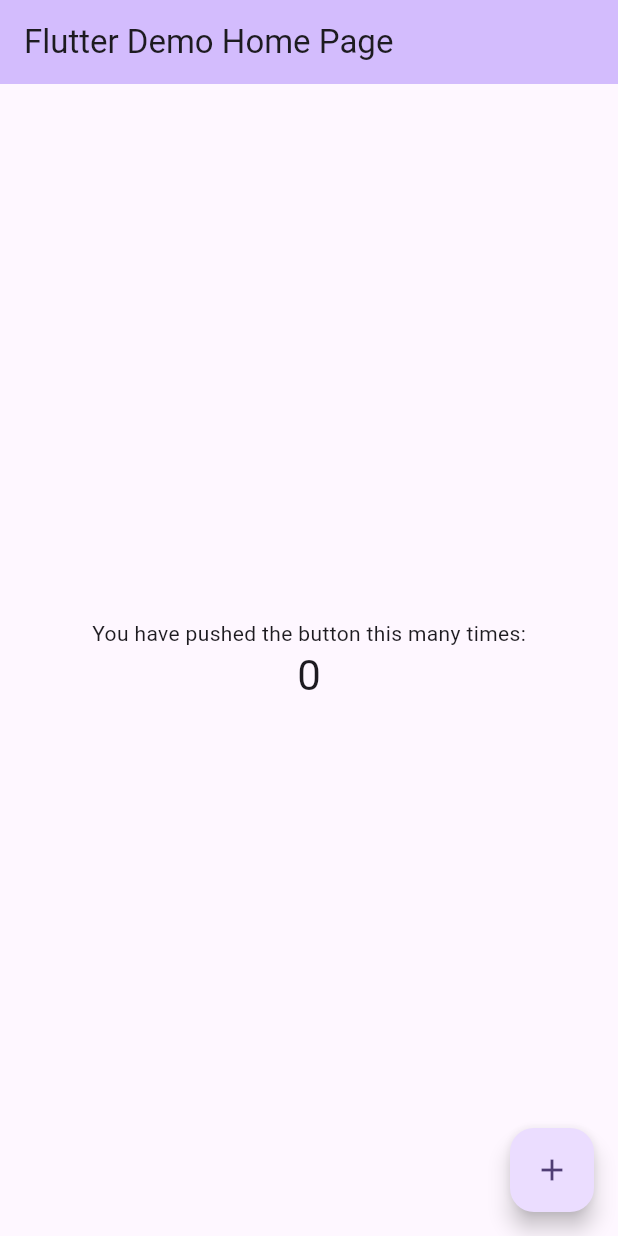
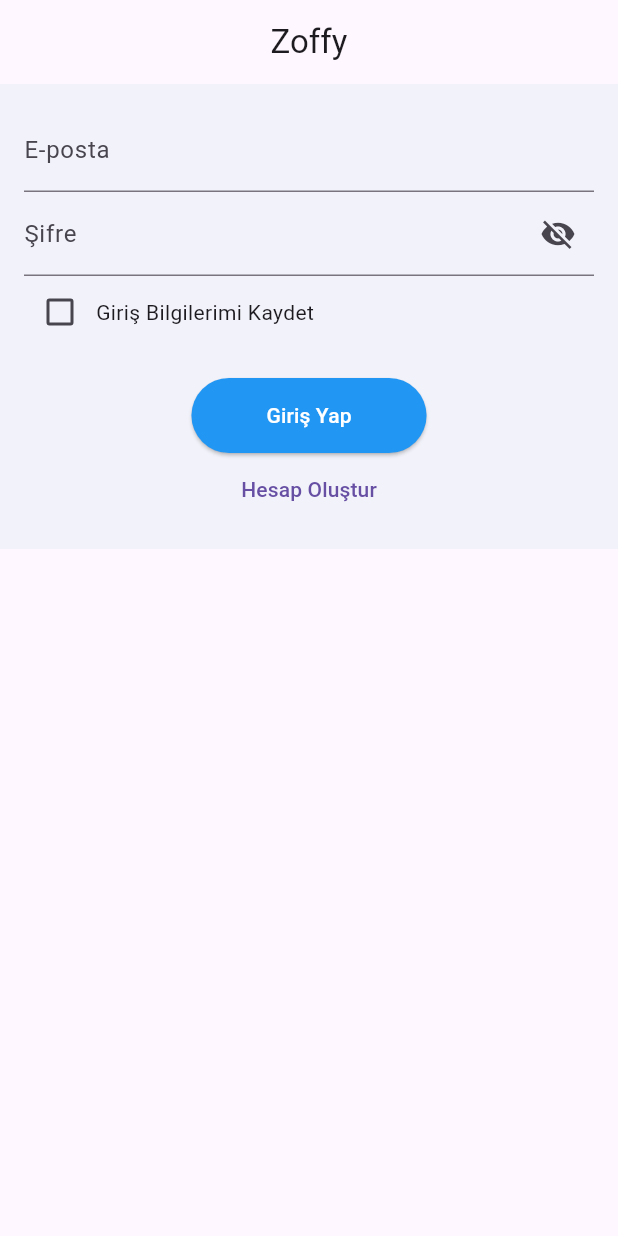
Before and after one commit to YunusBilcan/zoffy, a Flutter app: the screen it shows after launch, on a phone screen of 412 x 824 dp. Run offline on Flutter 3.47's test engine with Material 3 defaults, Android fonts, the phone set to English and light mode, and no system bars.

Commit message:
Mobile App Login Screen UI

```diff
--- a/mobile/lib/main.dart
+++ b/mobile/lib/main.dart
@@ -1,125 +1,23 @@
+// main.dart
 import 'package:flutter/material.dart';
+import 'screens/login_screen.dart';
 
 void main() {
-  runApp(const MyApp());
+  runApp(MyApp());
 }
 
 class MyApp extends StatelessWidget {
-  const MyApp({super.key});
-
-  // This widget is the root of your application.
   @override
   Widget build(BuildContext context) {
     return MaterialApp(
-      title: 'Flutter Demo',
+      debugShowCheckedModeBanner: false,
+      title: 'Zoffy',
       theme: ThemeData(
-        // This is the theme of your application.
-        //
-        // TRY THIS: Try running your application with "flutter run". You'll see
-        // the application has a purple toolbar. Then, without quitting the app,
-        // try changing the seedColor in the colorScheme below to Colors.green
-        // and then invoke "hot reload" (save your changes or press the "hot
-        // reload" button in a Flutter-supported IDE, or press "r" if you used
-        // the command line to start the app).
-        //
-        // Notice that the counter didn't reset back to zero; the application
-        // state is not lost during the reload. To reset the state, use hot
-        // restart instead.
-        //
-        // This works for code too, not just values: Most code changes can be
-        // tested with just a hot reload.
-        colorScheme: ColorScheme.fromSeed(seedColor: Colors.deepPurple),
-        useMaterial3: true,
+
+        primarySwatch: Colors.blue,
+        visualDensity: VisualDensity.adaptivePlatformDensity,
       ),
-      home: const MyHomePage(title: 'Flutter Demo Home Page'),
+      home: LoginScreen(),
     );
   }
 }
-
-class MyHomePage extends StatefulWidget {
-  const MyHomePage({super.key, required this.title});
-
-  // This widget is the home page of your application. It is stateful, meaning
-  // that it has a State object (defined below) that contains fields that affect
-  // how it looks.
-
-  // This class is the configuration for the state. It holds the values (in this
-  // case the title) provided by the parent (in this case the App widget) and
-  // used by the build method of the State. Fields in a Widget subclass are
-  // always marked "final".
-
-  final String title;
-
-  @override
-  State<MyHomePage> createState() => _MyHomePageState();
-}
-
-class _MyHomePageState extends State<MyHomePage> {
-  int _counter = 0;
-
-  void _incrementCounter() {
-    setState(() {
-      // This call to setState tells the Flutter framework that something has
-      // changed in this State, which causes it to rerun the build method below
-      // so that the display can reflect the updated values. If we changed
-      // _counter without calling setState(), then the build method would not be
-      // called again, and so nothing would appear to happen.
-      _counter++;
-    });
-  }
-
-  @override
-  Widget build(BuildContext context) {
-    // This method is rerun every time setState is called, for instance as done
-    // by the _incrementCounter method above.
-    //
-    // The Flutter framework has been optimized to make rerunning build methods
-    // fast, so that you can just rebuild anything that needs updating rather
-    // than having to individually change instances of widgets.
-    return Scaffold(
-      appBar: AppBar(
-        // TRY THIS: Try changing the color here to a specific color (to
-        // Colors.amber, perhaps?) and trigger a hot reload to see the AppBar
-        // change color while the other colors stay the same.
-        backgroundColor: Theme.of(context).colorScheme.inversePrimary,
-        // Here we take the value from the MyHomePage object that was created by
-        // the App.build method, and use it to set our appbar title.
-        title: Text(widget.title),
-      ),
-      body: Center(
-        // Center is a layout widget. It takes a single child and positions it
-        // in the middle of the parent.
-        child: Column(
-          // Column is also a layout widget. It takes a list of children and
-          // arranges them vertically. By default, it sizes itself to fit its
-          // children horizontally, and tries to be as tall as its parent.
-          //
-          // Column has various properties to control how it sizes itself and
-          // how it positions its children. Here we use mainAxisAlignment to
-          // center the children vertically; the main axis here is the vertical
-          // axis because Columns are vertical (the cross axis would be
-          // horizontal).
-          //
-          // TRY THIS: Invoke "debug painting" (choose the "Toggle Debug Paint"
-          // action in the IDE, or press "p" in the console), to see the
-          // wireframe for each widget.
-          mainAxisAlignment: MainAxisAlignment.center,
-          children: <Widget>[
-            const Text(
-              'You have pushed the button this many times:',
-            ),
-            Text(
-              '$_counter',
-              style: Theme.of(context).textTheme.headlineMedium,
-            ),
-          ],
-        ),
-      ),
-      floatingActionButton: FloatingActionButton(
-        onPressed: _incrementCounter,
-        tooltip: 'Increment',
-        child: const Icon(Icons.add),
-      ), // This trailing comma makes auto-formatting nicer for build methods.
-    );
-  }
-}
--- /dev/null
+++ b/mobile/lib/screens/login_screen.dart
@@ -0,0 +1,93 @@
+// screens/login_screen.dart
+import 'package:flutter/material.dart';
+
+class LoginScreen extends StatefulWidget {
+  @override
+  _LoginScreenState createState() => _LoginScreenState();
+}
+
+class _LoginScreenState extends State<LoginScreen> {
+  final _emailController = TextEditingController();
+  final _passwordController = TextEditingController();
+  bool _rememberMe = false;
+
+  @override
+  Widget build(BuildContext context) {
+    return Scaffold(
+      appBar: AppBar(
+        title: Text('Zoffy'),
+        backgroundColor: Colors.transparent,
+        elevation: 0,
+        centerTitle: true,
+      ),
+      body: Container(
+        decoration: BoxDecoration(
+          image: DecorationImage(
+            image: AssetImage("lib/assets/login_screen_background.jpg"), // Burası asset'inizi gösterecek.
+            fit: BoxFit.cover,
+          ),
+        ),
+        child: Padding(
+          padding: EdgeInsets.all(16.0),
+          child: Column(
+            mainAxisSize: MainAxisSize.min,
+            children: <Widget>[
+              TextFormField(
+                controller: _emailController,
+                decoration: InputDecoration(labelText: 'E-posta'),
+                keyboardType: TextInputType.emailAddress,
+              ),
+              TextFormField(
+                controller: _passwordController,
+                decoration: InputDecoration(
+                  labelText: 'Şifre',
+                  suffixIcon: IconButton(
+                    icon: Icon(Icons.visibility_off),
+                    onPressed: () {
+                      // Şifre görünürlüğü işlevi
+                    },
+                  ),
+                ),
+                obscureText: true,
+              ),
+              Row(
+                children: <Widget>[
+                  Checkbox(
+                    value: _rememberMe,
+                    onChanged: (bool? value) {
+                      setState(() {
+                        _rememberMe = value ?? false;
+                      });
+                    },
+                  ),
+                  Text('Giriş Bilgilerimi Kaydet'),
+                ],
+              ),
+              SizedBox(height: 20), // Butonlar arası boşluk ekleyin
+              ElevatedButton(
+                child: Text('Giriş Yap'),
+                onPressed: () {
+                  // Giriş işlevi
+                },
+                style: ElevatedButton.styleFrom(
+                  foregroundColor: Colors.white,
+                  backgroundColor: Colors.blue, // Yazı rengi
+                  shape: RoundedRectangleBorder(
+                    borderRadius: BorderRadius.circular(30.0), // Düğme yuvarlaklığı
+                  ),
+                  padding: EdgeInsets.symmetric(horizontal: 50, vertical: 15), // Düğme padding'i
+                ),
+              ),
+              TextButton(
+                child: Text('Hesap Oluştur'),
+                onPressed: () {
+                  // Hesap oluşturma sayfasına yönlendirme işlevi
+                },
+              ),
+            ],
+          ),
+        ),
+      ),
+    );
+  }
+}
```
Also changed, not shown: mobile/pubspec.yaml (+9 -71 lines), mobile/lib/assets/login_screen_background.jpg (added), mobile/pubspec.lock, 7 other files.
